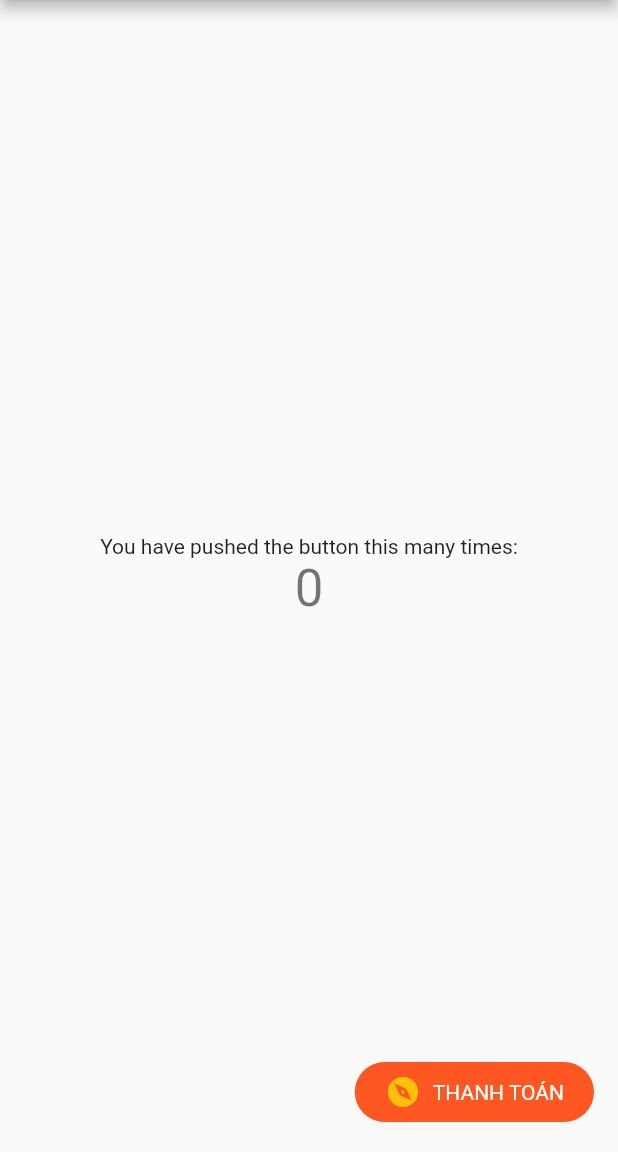
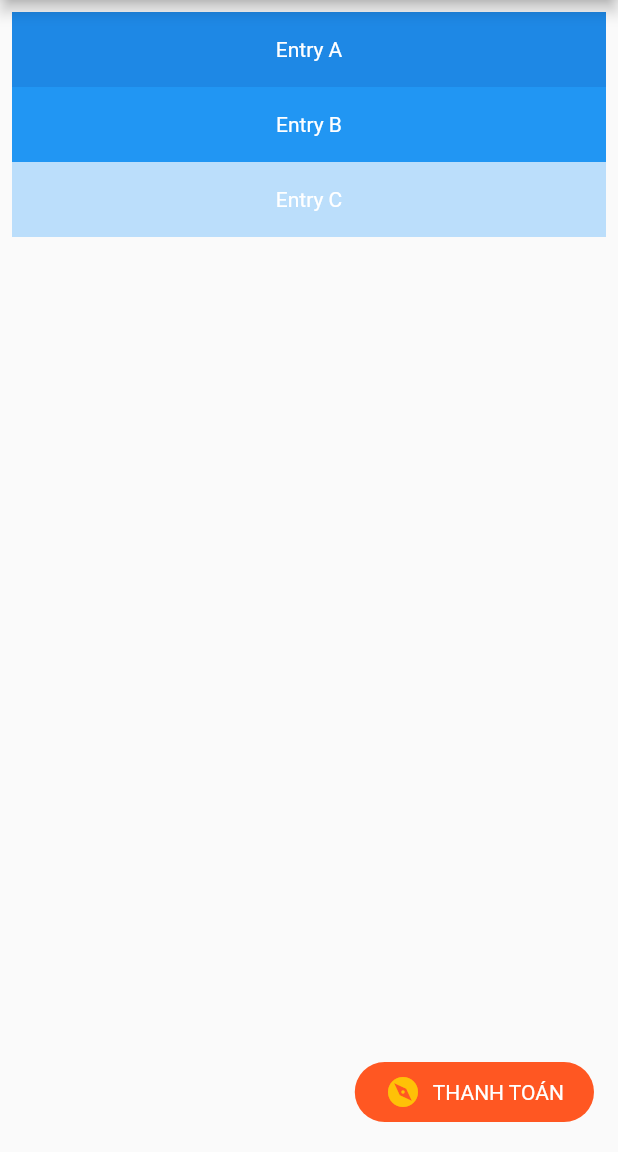
Before and after one commit to danhthanh418/Learn-Flutter, a Flutter app: the screen it shows after launch, on a phone screen of 412 x 824 dp, the part 84-1236 px from its top. Run offline on Flutter 3.47's test engine with Material 2 defaults, Android fonts, the phone set to English and light mode, and no system bars.

```diff
--- /dev/null
+++ b/widget/lib/listview.dart
@@ -0,0 +1,20 @@
+import 'package:flutter/material.dart';
+
+class CustomListView extends StatelessWidget {
+  final List<String> entries = <String>['A', 'B', 'C'];
+  final List<int> colorCodes = <int>[600, 500, 100];
+
+  @override
+  Widget build(BuildContext context) {
+    return ListView.builder(
+        padding: const EdgeInsets.all(8),
+        itemCount: entries.length,
+        itemBuilder: (BuildContext context, int index) {
+          return Container(
+            height: 50,
+            color: Colors.blue[colorCodes[index]],
+            child: Center(child: Text('Entry ${entries[index]}',style: TextStyle(color: Colors.white),)),
+          );
+        });
+  }
+}
--- a/widget/lib/main.dart
+++ b/widget/lib/main.dart
@@ -1,6 +1,7 @@
 import 'package:flutter/material.dart';
 import 'package:flutter/foundation.dart';
 import 'fancy_button.dart';
+import 'listview.dart';
 
 void main() => runApp(MyApp());
 
@@ -46,19 +47,6 @@ class MyHomePage extends StatefulWidget {
 }
 
 class _MyHomePageState extends State<MyHomePage> {
-  int _counter = 0;
-
-  void _incrementCounter() {
-    setState(() {
-      // This call to setState tells the Flutter framework that something has
-      // changed in this State, which causes it to rerun the build method below
-      // so that the display can reflect the updated values. If we changed
-      // _counter without calling setState(), then the build method would not be
-      // called again, and so nothing would appear to happen.
-      _counter++;
-    });
-  }
-
   @override
   Widget build(BuildContext context) {
     // This method is rerun every time setState is called, for instance as done
@@ -73,41 +61,7 @@ class _MyHomePageState extends State<MyHomePage> {
         // the App.build method, and use it to set our appbar title.
         title: Text(widget.title),
       ),
-      body: Center(
-        // Center is a layout widget. It takes a single child and positions it
-        // in the middle of the parent.
-        child: Column(
-          // Column is also a layout widget. It takes a list of children and
-          // arranges them vertically. By default, it sizes itself to fit its
-          // children horizontally, and tries to be as tall as its parent.
-          //
-          // Invoke "debug painting" (press "p" in the console, choose the
-          // "Toggle Debug Paint" action from the Flutter Inspector in Android
-          // Studio, or the "Toggle Debug Paint" command in Visual Studio Code)
-          // to see the wireframe for each widget.
-          //
-          // Column has various properties to control how it sizes itself and
-          // how it positions its children. Here we use mainAxisAlignment to
-          // center the children vertically; the main axis here is the vertical
-          // axis because Columns are vertical (the cross axis would be
-          // horizontal).
-          mainAxisAlignment: MainAxisAlignment.center,
-          children: <Widget>[
-            Text(
-              'You have pushed the button this many times:',
-            ),
-            Text(
-              '$_counter',
-              style: Theme.of(context).textTheme.display1,
-            ),
-          ],
-        ),
-      ),
-      // floatingActionButton: FloatingActionButton(
-      //   onPressed: _incrementCounter,
-      //   tooltip: 'Increment',
-      //   child: Icon(Icons.add),
-      // ), // This trailing comma makes auto-formatting nicer for build methods.
+      body: CustomListView(),
       floatingActionButton: FancyButton(onPressed: null,),
     );
   }
```
